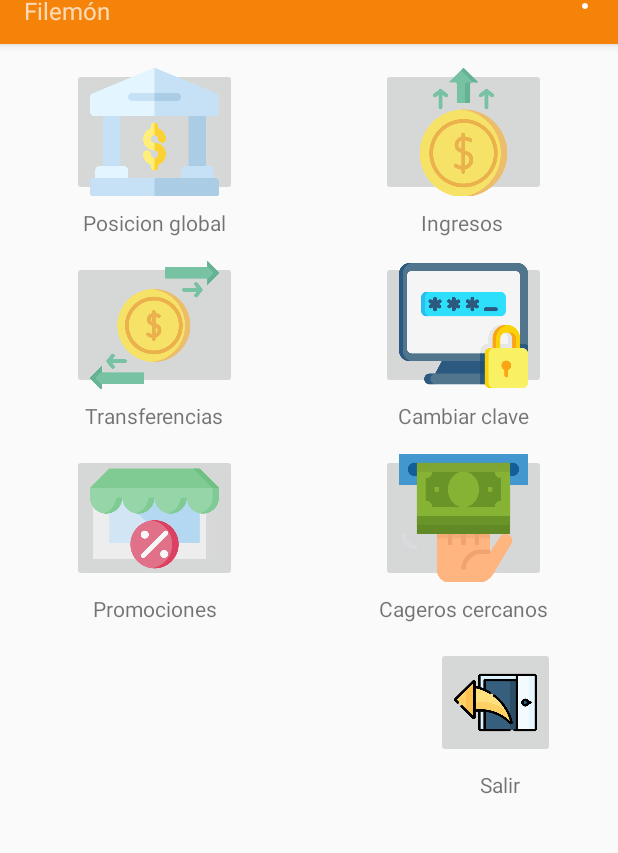
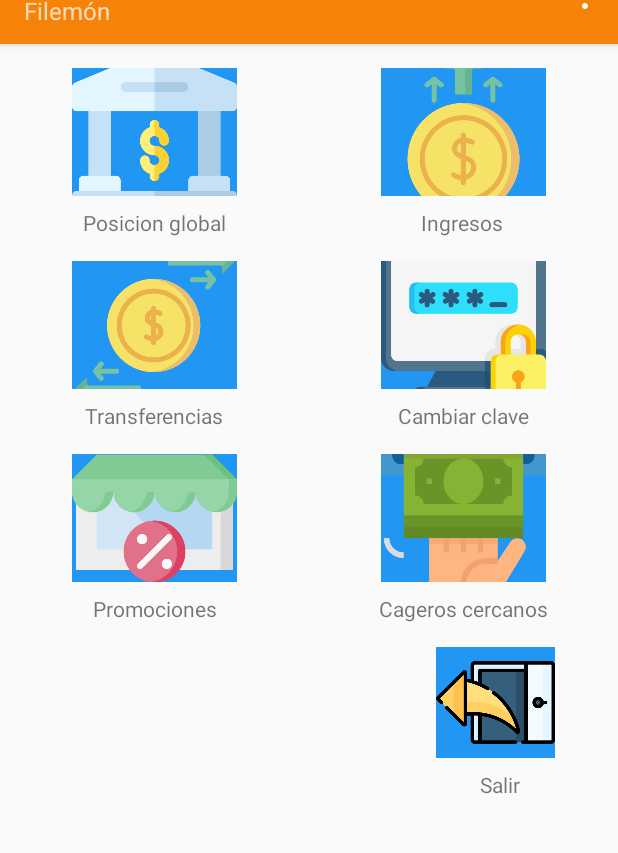
Before and after one commit to Crespuig/BancoAplicacion, an Android app: the screen it shows after launch (PrincipalActivity), after a tap on "Acceder", on a phone screen of 412 x 824 dp, the part 45-898 px from its top. Run offline under Robolectric (Android 15) with nearby library versions, the phone set to English and light mode, and no system bars.

Commit message:
Cambio color de los botones acabado.

```diff
--- a/app/src/main/java/hecrpu/simarro/bancoaplicacion/PrincipalActivity.java
+++ b/app/src/main/java/hecrpu/simarro/bancoaplicacion/PrincipalActivity.java
@@ -12,15 +12,18 @@ import android.annotation.SuppressLint;
 import android.content.Context;
 import android.content.Intent;
 import android.content.SharedPreferences;
+import android.graphics.Color;
 import android.media.AudioManager;
 import android.media.MediaPlayer;
 import android.media.SoundPool;
 import android.os.Bundle;
 import android.preference.PreferenceManager;
 import android.text.style.BackgroundColorSpan;
+import android.util.Log;
 import android.view.Menu;
 import android.view.MenuItem;
 import android.view.View;
+import android.widget.ImageButton;
 import android.widget.TextView;
 import android.widget.Toast;
 
@@ -38,6 +41,7 @@ public class PrincipalActivity extends AppCompatActivity {
     SoundPool soundPool;
     int sonido_de_reproduccion;
     private SharedPreferences prefs;
+
 
     @Override
     protected void onCreate(Bundle savedInstanceState) {
@@ -63,6 +67,28 @@ public class PrincipalActivity extends AppCompatActivity {
 
         prefs = PreferenceManager.getDefaultSharedPreferences(PrincipalActivity.this);
 
+        SharedPreferences getPrefs = PreferenceManager.getDefaultSharedPreferences(this);
+        Log.i("*********************", getPrefs.getString("color", "#2196F3"));
+        ImageButton btnGlobal = (ImageButton) findViewById(R.id.btnPosGlobal);
+        btnGlobal.setBackgroundColor(Color.parseColor(getPrefs.getString("color", "#2196F3")));
+
+        ImageButton btnIngresos = (ImageButton) findViewById(R.id.btnIngresos);
+        btnIngresos.setBackgroundColor(Color.parseColor(getPrefs.getString("color", "#2196F3")));
+
+        ImageButton btnTransf = (ImageButton) findViewById(R.id.btnTranfer);
+        btnTransf.setBackgroundColor(Color.parseColor(getPrefs.getString("color", "#2196F3")));
+
+        ImageButton btnCamb = (ImageButton) findViewById(R.id.btnPassword);
+        btnCamb.setBackgroundColor(Color.parseColor(getPrefs.getString("color", "#2196F3")));
+
+        ImageButton btnProm = (ImageButton) findViewById(R.id.btnProm);
+        btnProm.setBackgroundColor(Color.parseColor(getPrefs.getString("color", "#2196F3")));
+
+        ImageButton btnCaj = (ImageButton) findViewById(R.id.btnCajero);
+        btnCaj.setBackgroundColor(Color.parseColor(getPrefs.getString("color", "#2196F3")));
+
+        ImageButton btnSalir = (ImageButton) findViewById(R.id.btnSalir);
+        btnSalir.setBackgroundColor(Color.parseColor(getPrefs.getString("color", "#2196F3")));
 
         /*if(prefs.getBoolean("musica", false)){
             mediaPlayer.start();
@@ -122,6 +148,30 @@ public class PrincipalActivity extends AppCompatActivity {
                 .commit();
     }
 
+    /*@Override
+    public void onWindowFocusChanged(boolean hasFocus) {
+        SharedPreferences getPrefs = PreferenceManager.getDefaultSharedPreferences(getBaseContext());
+        String background_chooser = getPrefs.getString("prefSetBackground", "#FFFFFF");
+        View view = findViewById(R.id.principalLayout);
+
+        if (background_chooser.equals("#2196F3")) {
+            int azul = getResources().getColor(R.color.azul);
+            view.setBackgroundColor(azul);
+        } else if (background_chooser.equals("#607D8B")) {
+            int gris = getResources().getColor(R.color.gris);
+            view.setBackgroundColor(gris);
+        } else if (background_chooser.equals("#000000")) {
+            int negro = getResources().getColor(R.color.negro);
+            view.setBackgroundColor(negro);
+        } else {
+            int porDefecto = getResources().getColor(R.color.por_defecto);
+            view.setBackgroundColor(porDefecto);
+        }
+
+
+        super.onWindowFocusChanged(hasFocus);
+    }*/
+
     @Override
     public boolean onCreateOptionsMenu(Menu menu) {
         getMenuInflater().inflate(R.menu.menu_main, menu);
--- a/app/src/main/java/hecrpu/simarro/bancoaplicacion/activity/PreferenceActivity.java
+++ b/app/src/main/java/hecrpu/simarro/bancoaplicacion/activity/PreferenceActivity.java
@@ -11,6 +11,7 @@ import android.graphics.Color;
 import android.media.AudioManager;
 import android.media.MediaPlayer;
 import android.media.SoundPool;
+import android.os.Build;
 import android.os.Bundle;
 import android.preference.CheckBoxPreference;
 import android.preference.ListPreference;
@@ -23,6 +24,7 @@ import android.widget.ListPopupWindow;
 import android.widget.Toast;
 
 import androidx.activity.OnBackPressedCallback;
+import androidx.annotation.RequiresApi;
 import androidx.appcompat.view.menu.ListMenuPresenter;
 
 import java.security.Principal;
@@ -147,15 +149,18 @@ public class PreferenceActivity extends android.preference.PreferenceActivity {
                 }
             });
 
-            ListPreference color = (ListPreference) findPreference("color");
+            /*ListPreference color = (ListPreference) findPreference("color");
             color.setOnPreferenceChangeListener(new Preference.OnPreferenceChangeListener() {
+                @RequiresApi(api = Build.VERSION_CODES.O)
                 @SuppressLint("ResourceType")
                 @Override
                 public boolean onPreferenceChange(Preference preference, Object o) {
                     switch (o.toString()) {
                         case "NAR":
-                            Toast.makeText(context.getActivity(), "NARANJA", Toast.LENGTH_SHORT).show();
-                            int naranja = getResources().getColor(R.color.colorPrimary);
+                            Toast.makeText(context.getActivity(), "POR DEFECTO", Toast.LENGTH_SHORT).show();
+                            int porDefecto = getResources().getColor(R.color.por_defecto);
+                            Configuration configuration = new Configuration();
+                            configuration.colorMode = porDefecto;
                             break;
                         case "AZU":
                             Toast.makeText(context.getActivity(), "AZUL", Toast.LENGTH_SHORT).show();
@@ -181,7 +186,7 @@ public class PreferenceActivity extends android.preference.PreferenceActivity {
 
                     return false;
                 }
-            });
+            });*/
         }
     }
 
--- a/app/src/main/res/values/colors.xml
+++ b/app/src/main/res/values/colors.xml
@@ -8,6 +8,7 @@
     <color name="gris">#607D8B</color>
     <color name="negro">#000000</color>
     <color name="rojo">#F44336</color>
+    <color name="por_defecto">#FFFFFF</color>
 
 
 </resources>
--- a/app/src/main/res/values/seleccionar_color.xml
+++ b/app/src/main/res/values/seleccionar_color.xml
@@ -1,14 +1,14 @@
 <?xml version="1.0" encoding="utf-8"?>
 <resources>
     <string-array name="colores">
-        <item>Naranja</item>
+        <item>Por defecto</item>
         <item>Azul</item>
         <item>Gris</item>
         <item>Negro</item>
         <item>Rojo</item>
     </string-array>
     <string-array name="codigoColores">
-        <item>#f5830a</item>
+        <item>#FFFFFF</item>
         <item>#2196F3</item>
         <item>#607D8B</item>
         <item>#000000</item>
```
